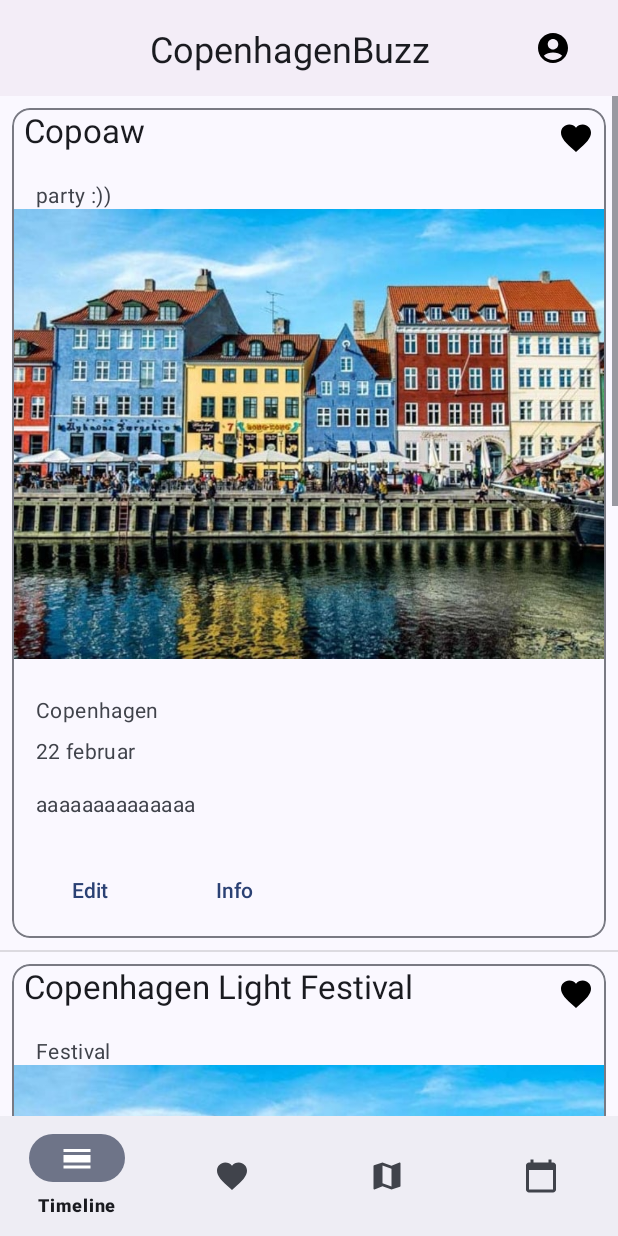
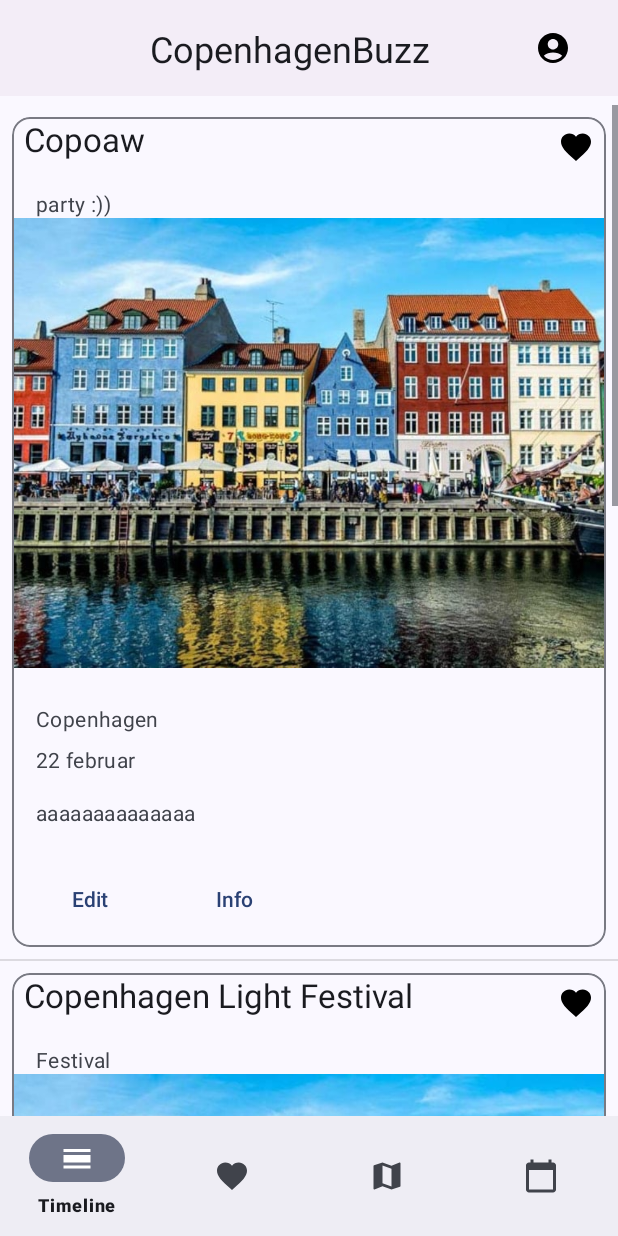
Before and after one commit to mathildemarcussen/CopenhagenBuzz, an Android app: the MainActivity screen opened directly, with no data from a screen before it, on a phone screen of 412 x 824 dp. Run offline under Robolectric (Android 15) with nearby library versions, the phone set to English and light mode, and no system bars; our stand-ins replace navigation-ui.

Commit message:
added dimensions for top and bottom bar
Co-authored-by: Mathilde <msem@itu.dk>

```diff
--- a/app/src/main/res/layout/activity_main.xml
+++ b/app/src/main/res/layout/activity_main.xml
@@ -61,7 +61,7 @@
             android:layout_width="match_parent"
             android:layout_height="match_parent"
             android:layout_above="@+id/bottomNav"
-            android:layout_marginTop="?attr/actionBarSize"
+            android:layout_marginTop="@dimen/top_appbar_height"
             android:layout_marginBottom="@dimen/bottom_navigation_height"
             />
 
--- a/app/src/main/res/values/dimens.xml
+++ b/app/src/main/res/values/dimens.xml
@@ -3,5 +3,6 @@
     <dimen name="login_margin">24dp</dimen>
     <dimen name="list_item_spacing">16dp</dimen>
     <dimen name="list_item_spacing_half">8dp</dimen>
-    <dimen name="bottom_navigation_height">76dp</dimen>
+    <dimen name="bottom_navigation_height">80dp</dimen>
+    <dimen name="top_appbar_height">70dp</dimen>
 </resources>
```
